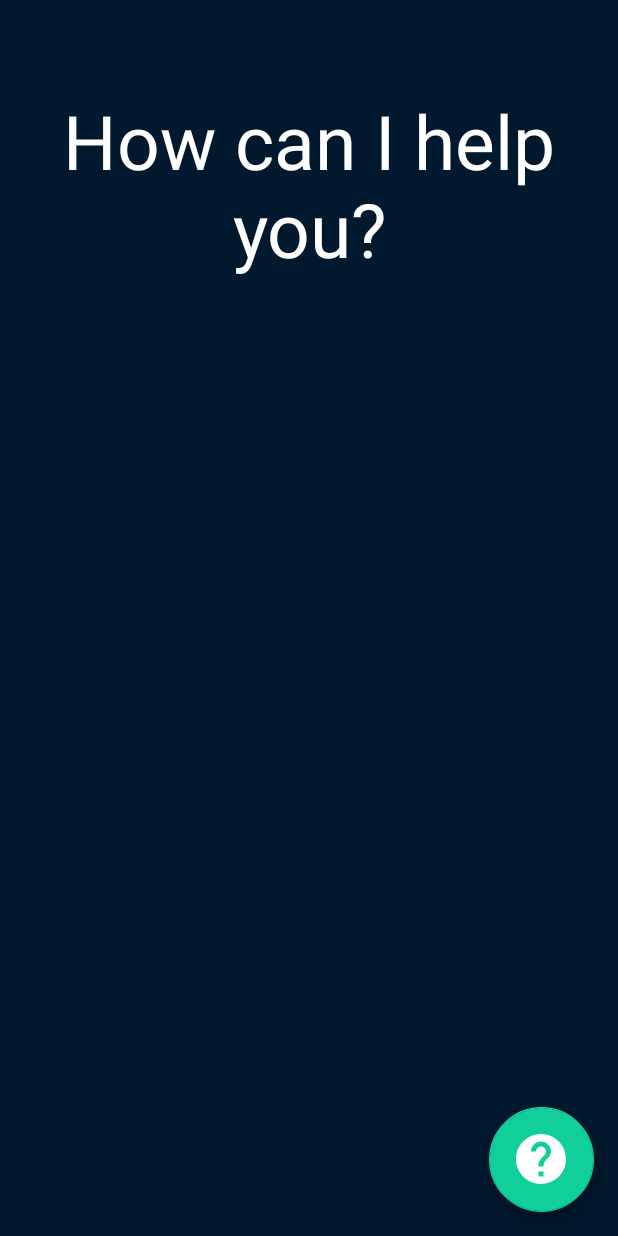
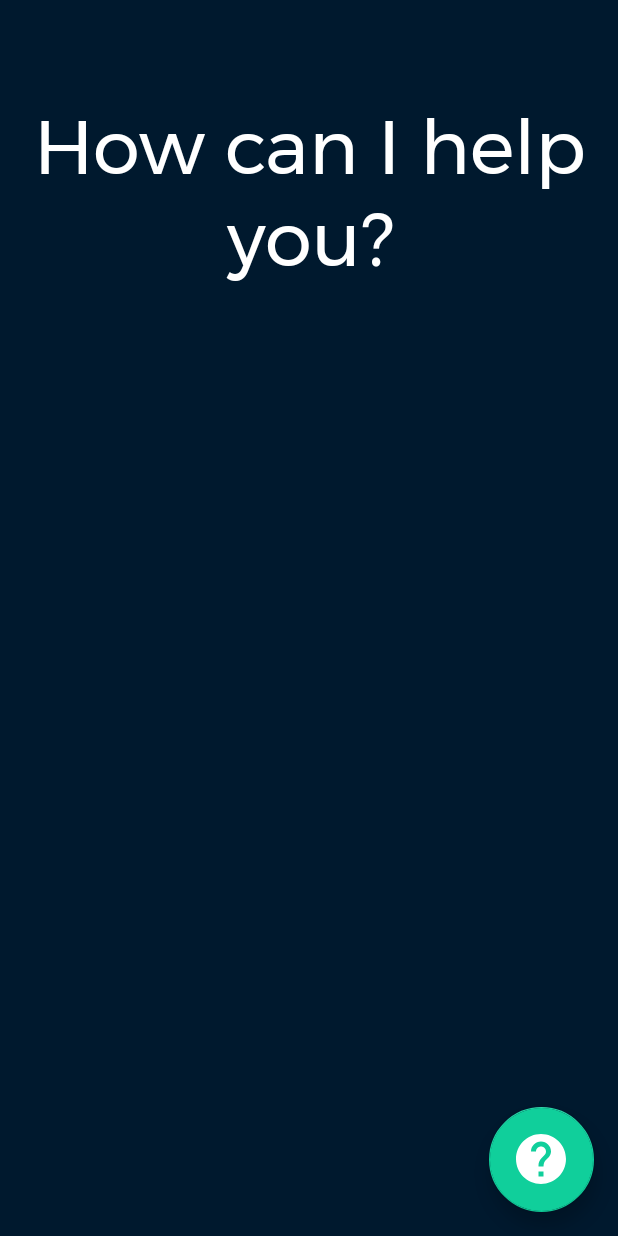
Before and after one commit to nadeldrucker/TrafficSwipe, an Android app: the screen it shows after launch (HostNavActivity), on a phone screen of 412 x 824 dp. Run offline under Robolectric (Android 15) with nearby library versions, the phone set to English and light mode, and no system bars.

Commit message:
Changed default font to montserrat

```diff
--- /dev/null
+++ b/app/src/main/res/font/montserrat_font.xml
@@ -0,0 +1,8 @@
+<?xml version="1.0" encoding="utf-8"?>
+<font-family xmlns:android="http://schemas.android.com/apk/res/android"
+    xmlns:app="http://schemas.android.com/apk/res-auto">
+    <font
+        app:fontStyle="normal"
+        app:fontWeight="400"
+        app:font="@font/montserrat" />
+</font-family>
--- a/app/src/main/res/layout/activity_result.xml
+++ b/app/src/main/res/layout/activity_result.xml
@@ -12,7 +12,6 @@
         android:layout_width="wrap_content"
         android:layout_height="wrap_content"
         android:layout_marginTop="24dp"
-        android:fontFamily="@font/montserrat"
         android:text="Von Nürnberger Platz über Pirnaischer Platz"
         android:textAlignment="center"
         android:textColor="@color/colorText"
--- a/app/src/main/res/layout/activity_single_result.xml
+++ b/app/src/main/res/layout/activity_single_result.xml
@@ -12,7 +12,6 @@
         android:layout_width="155dp"
         android:layout_height="40dp"
         android:layout_marginStart="8dp"
-        android:fontFamily="@font/montserrat"
         android:gravity="center_vertical"
         android:text="Wilder Mann"
         android:textAlignment="textStart"
@@ -48,7 +47,6 @@
         android:layout_width="120dp"
         android:layout_height="40dp"
         android:layout_marginStart="8dp"
-        android:fontFamily="@font/montserrat"
         android:gravity="center_vertical"
         android:text="in 12:29 Minuten"
         android:textColor="@color/colorTextSecondary"
--- a/app/src/main/res/values/styles.xml
+++ b/app/src/main/res/values/styles.xml
@@ -7,6 +7,17 @@
         <item name="colorPrimaryDark">@color/colorPrimaryDark</item>
         <item name="colorAccent">@color/colorAccent</item>
         <item name="android:background">@color/colorBackground</item>
+
+        <item name="android:textViewStyle">@style/RobotoTextViewStyle</item>
+        <item name="android:buttonStyle">@style/RobotoButtonStyle</item>
+    </style>
+
+    <style name="RobotoTextViewStyle">
+        <item name="android:fontFamily">@font/montserrat_font</item>
+    </style>
+
+    <style name="RobotoButtonStyle">
+        <item name="android:fontFamily">@font/montserrat_font</item>
     </style>
 
 </resources>
```
